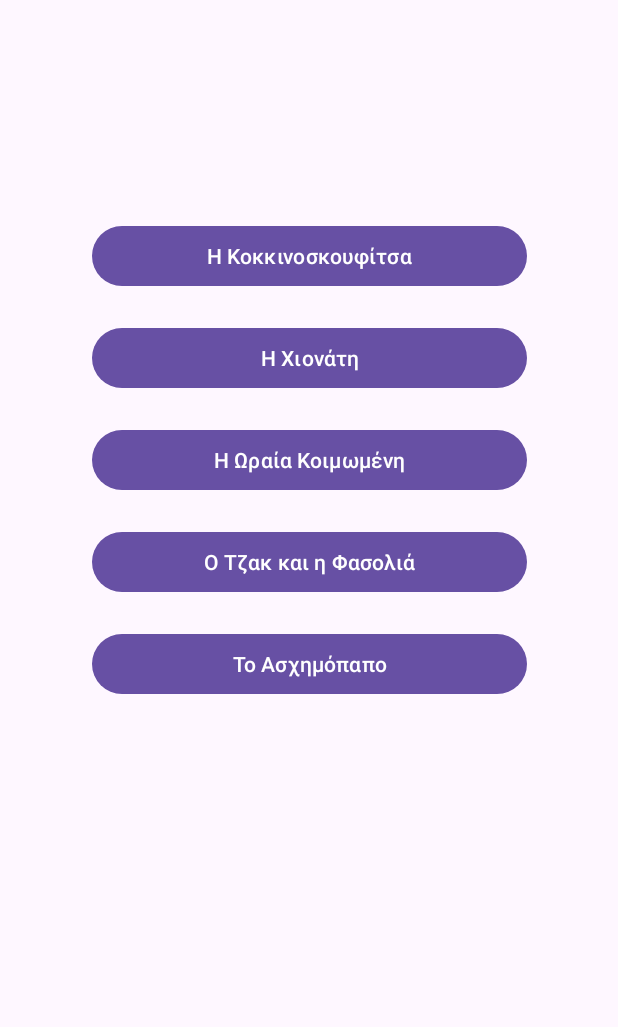
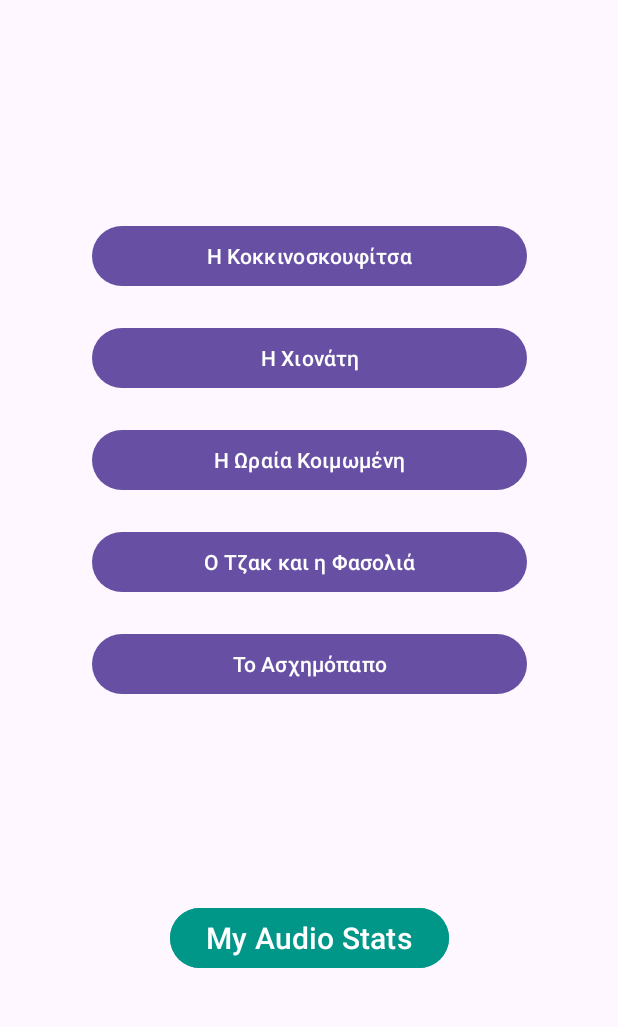
Before and after one commit to ekaltsuni/audio-stories-app, an Android app: the screen it shows after launch (MainActivity), on a phone screen of 412 x 824 dp, the part 179-1206 px from its top. Run offline under Robolectric (Android 15) with nearby library versions, the phone set to English and light mode, and no system bars.

Commit message:
ground work for stats activity

```diff
--- a/app/app/src/main/java/gr/unipi/android/audiostories/MainActivity.java
+++ b/app/app/src/main/java/gr/unipi/android/audiostories/MainActivity.java
@@ -85,4 +85,9 @@ public class MainActivity extends AppCompatActivity {
             onConfigurationChanged(getResources().getConfiguration());
         });
     }
+
+    public void goStats(View view) {
+        Intent intent = new Intent(this, StatisticsActivity.class);
+        startActivity(intent);
+    }
 }
--- a/app/app/src/main/res/layout/activity_main.xml
+++ b/app/app/src/main/res/layout/activity_main.xml
@@ -4,6 +4,7 @@
     xmlns:tools="http://schemas.android.com/tools"
     android:layout_width="match_parent"
     android:layout_height="match_parent"
+    android:onClick="loadStats"
     tools:context=".MainActivity">
 
     <RadioGroup
@@ -48,14 +49,15 @@
         app:layout_constraintVertical_bias="0.059" />
 
     <ScrollView
+        android:id="@+id/scrollView2"
         android:layout_width="290dp"
         android:layout_height="0dp"
         app:layout_constraintBottom_toBottomOf="parent"
         app:layout_constraintEnd_toEndOf="parent"
+        app:layout_constraintHeight_percent="0.5"
         app:layout_constraintStart_toStartOf="parent"
         app:layout_constraintTop_toBottomOf="@+id/textView"
-        app:layout_constraintWidth_percent="0.7"
-        app:layout_constraintHeight_percent="0.5">
+        app:layout_constraintWidth_percent="0.7">
 
         <LinearLayout
             android:layout_width="match_parent"
@@ -103,4 +105,18 @@
         </LinearLayout>
     </ScrollView>
 
+    <Button
+        android:id="@+id/statsButton"
+        android:layout_width="wrap_content"
+        android:layout_height="wrap_content"
+        android:backgroundTint="#009688"
+        android:onClick="goStats"
+        android:text="@string/my_audio_stats"
+        android:textSize="20sp"
+        app:layout_constraintBottom_toBottomOf="parent"
+        app:layout_constraintEnd_toEndOf="parent"
+        app:layout_constraintStart_toStartOf="parent"
+        app:layout_constraintTop_toTopOf="parent"
+        app:layout_constraintVertical_bias="0.929" />
+
 </androidx.constraintlayout.widget.ConstraintLayout>
--- a/app/app/src/main/res/values/strings.xml
+++ b/app/app/src/main/res/values/strings.xml
@@ -11,4 +11,7 @@
     <string name="author">Συγγραφέας</string>
     <string name="date">Έτος Κυκλοφορίας</string>
     <string name="country">Χώρα Κυκλοφορίας</string>
+    <string name="my_audio_stats">My Audio Stats</string>
+    <string name="add_to_favorites">Add to Favorites</string>
+    <string name="story_statistics">Story Statistics</string>
 </resources>
```
Also changed, not shown: app/app/src/main/java/gr/unipi/android/audiostories/StoryActivity.java (+17 -0 lines), app/app/src/main/res/layout/activity_statistics.xml (+38 -0 lines), app/app/src/main/res/layout/activity_story.xml (+22 -6 lines).
